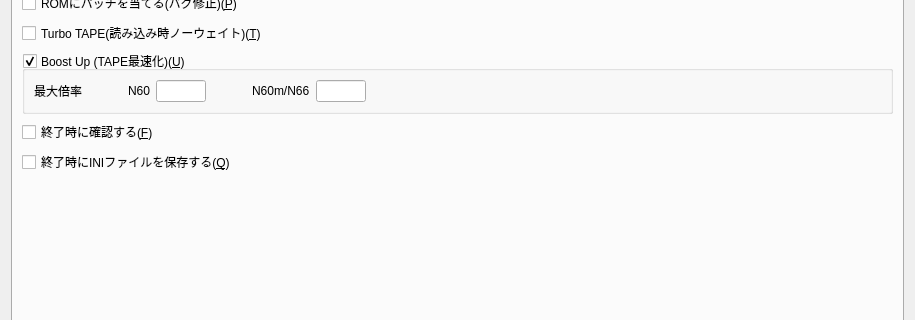
Before: the Qt Designer form src/Qt/configdialog.ui in eighttails/PC6001VX, drawn with Qt 5; both pictures show x 0 to 915 and y 113 to 433 of the 915 by 549 pixel window.
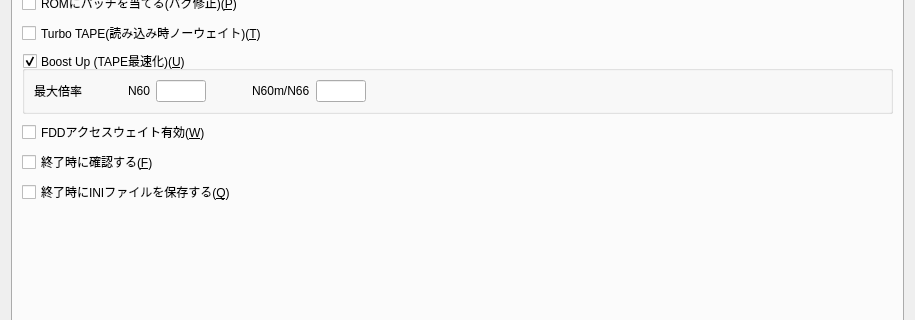
After: the same form once the commit is applied. The open tabs and pages were chosen to show the change. Custom widgets are drawn as their Qt base class.

```diff
--- a/src/Qt/configdialog.ui
+++ b/src/Qt/configdialog.ui
@@ -3550,6 +3550,13 @@
          </layout>
         </widget>
        </item>
+       <item>
+        <widget class="QCheckBox" name="checkBoxFDDWaitEnable">
+         <property name="text">
+          <string>FDDアクセスウェイト有効(&amp;W)</string>
+         </property>
+        </widget>
+       </item>
        <item>
         <widget class="QCheckBox" name="checkBoxCkQuit">
          <property name="text">
```
